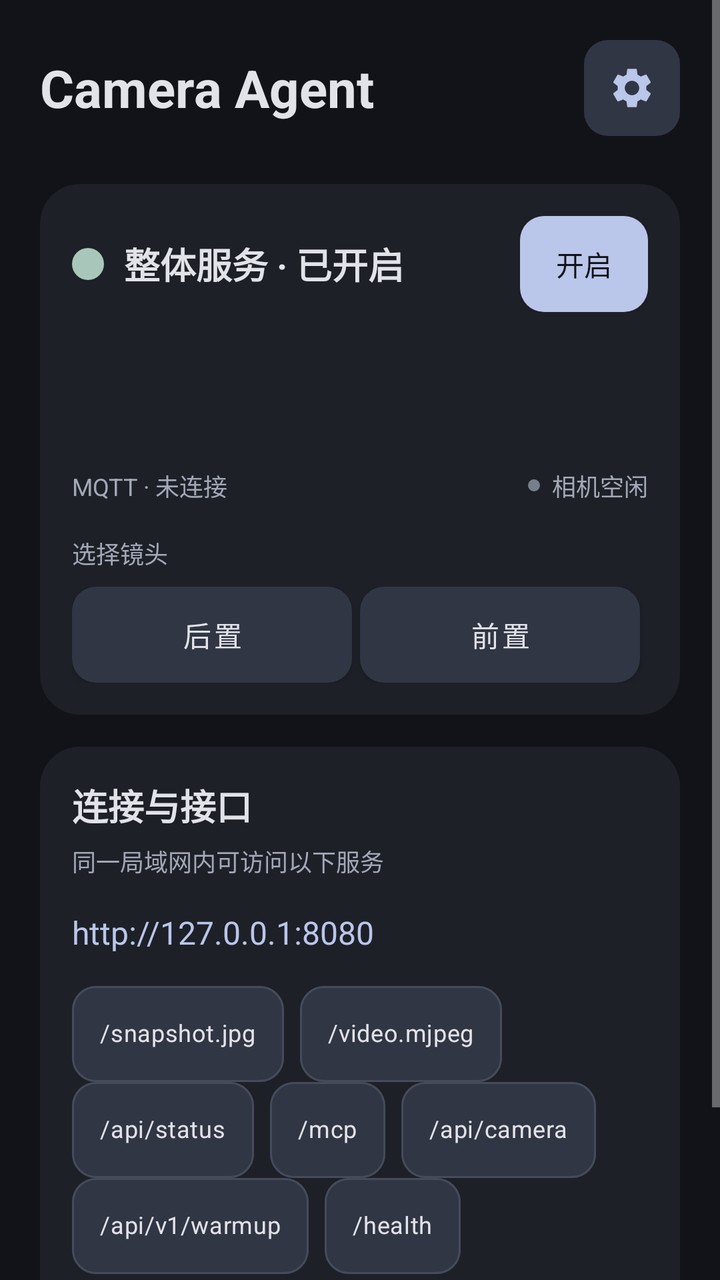
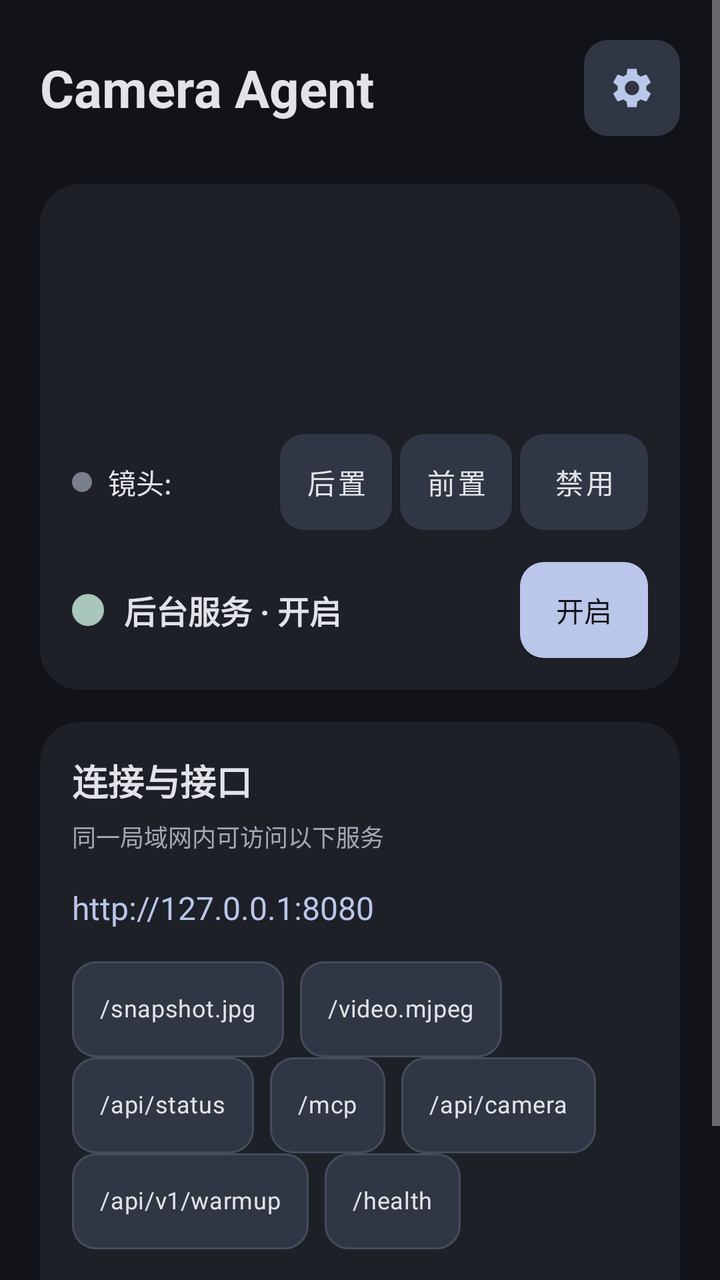

Before-and-after screenshots of an Android layout around one commit, followed by the original layout XML and the change that was made.
<!-- AndroidManifest.xml: application theme Theme.CameraAgent -->
<!-- res/layout/activity_main.xml -->
<?xml version="1.0" encoding="utf-8"?>
<RelativeLayout
    xmlns:android="http://schemas.android.com/apk/res/android"
    xmlns:app="http://schemas.android.com/apk/res-auto"
    android:id="@+id/rootLayout"
    android:layout_width="match_parent"
    android:layout_height="match_parent"
    android:background="@color/ui_background">
    <ScrollView
        android:layout_width="match_parent"
        android:layout_height="match_parent"
        android:fillViewport="true">
        <LinearLayout
            android:layout_width="match_parent"
            android:layout_height="wrap_content"
            android:orientation="vertical"
            android:padding="20dp"
            android:id="@+id/contentLayout">
            <LinearLayout android:layout_width="match_parent" android:layout_height="wrap_content" android:gravity="center_vertical" android:layout_marginBottom="24dp">
                <TextView android:layout_width="0dp" android:layout_weight="1" android:layout_height="wrap_content" android:text="Camera Agent" android:textSize="26sp" android:textColor="@color/ui_text" android:textStyle="bold" />
                <ImageButton android:id="@+id/btnSettingsIcon" android:layout_width="48dp" android:layout_height="48dp" android:background="@drawable/control_button" android:src="@drawable/ic_settings" android:tint="@color/ui_primary" android:padding="12dp" android:contentDescription="@string/settings_title" />
            </LinearLayout>
            <LinearLayout
                android:id="@+id/topBar"
                android:layout_width="match_parent"
                android:layout_height="wrap_content"
                android:orientation="vertical"
                android:background="@drawable/surface_card">
                <LinearLayout
                    android:layout_width="match_parent"
                    android:layout_height="wrap_content"
                    android:gravity="center_vertical">
                    <View
                        android:id="@+id/statusLed"
                        android:layout_width="16dp"
                        android:layout_height="16dp"
                        android:background="@drawable/led_green"
                        android:layout_marginRight="10dp" />
                    <TextView
                        android:layout_width="0dp"
                        android:layout_height="wrap_content"
                        android:text="整体服务 · 已开启"
                        android:textStyle="bold"
                        android:textSize="18sp"
                        android:textColor="@color/ui_text"
                        android:id="@+id/tvStatusText"
                        android:layout_weight="1"
                        android:layout_marginRight="12dp" />
                    <ToggleButton
                        android:id="@+id/tbCameraEnable"
                        android:layout_width="64dp"
                        android:layout_height="48dp"
                        android:background="@drawable/control_button"
                        android:textOn="开启"
                        android:textOff="关闭"
                        android:textSize="14sp"
                        android:textColor="@color/control_text"
                        android:checked="true"
                        android:backgroundTint="@null" />
                </LinearLayout>
                <LinearLayout android:layout_width="match_parent" android:layout_height="wrap_content" android:gravity="center_vertical" android:paddingTop="12dp">
                    <TextView android:id="@+id/tvHttpStatus" android:layout_width="0dp" android:layout_weight="1" android:layout_height="wrap_content" android:textColor="@color/ui_text" android:textSize="14sp" />
                    <TextView android:id="@+id/tvHttpConnections" android:layout_width="wrap_content" android:layout_height="wrap_content" android:textColor="@color/ui_text_secondary" android:textSize="12sp" />
                </LinearLayout>
                <LinearLayout android:layout_width="match_parent" android:layout_height="wrap_content" android:gravity="center_vertical" android:paddingTop="12dp">
                    <TextView android:id="@+id/tvMcpStatus" android:layout_width="0dp" android:layout_weight="1" android:layout_height="wrap_content" android:textColor="@color/ui_text" android:textSize="14sp" />
                    <TextView android:id="@+id/tvMcpConnections" android:layout_width="wrap_content" android:layout_height="wrap_content" android:textColor="@color/ui_text_secondary" android:textSize="12sp" />
                </LinearLayout>
                <LinearLayout
                    android:layout_width="match_parent"
                    android:layout_height="wrap_content"
                    android:gravity="center_vertical"
                    android:layout_marginTop="16dp">
                    <TextView
                        android:layout_width="0dp"
                        android:layout_height="wrap_content"
                        android:text="MQTT · 未连接"
                        android:textSize="12sp"
                        android:textColor="@color/ui_text_secondary"
                        android:id="@+id/tvMqttStatus"
                        android:layout_weight="1" />
                    <View
                        android:id="@+id/cameraHardwareLed"
                        android:layout_width="6dp"
                        android:layout_height="6dp"
                        android:background="@drawable/led_grey"
                        android:layout_marginRight="6dp" />
                    <TextView
                        android:id="@+id/tvCameraHardwareStatus"
                        android:layout_width="wrap_content"
                        android:layout_height="wrap_content"
                        android:text="相机空闲"
                        android:textColor="@color/ui_text_secondary"
                        android:textSize="12sp" />
                </LinearLayout>
                <TextView
                    android:layout_width="match_parent"
                    android:layout_height="wrap_content"
                    android:text="选择镜头"
                    android:textSize="12sp"
                    android:textColor="@color/ui_text_secondary"
                    android:layout_marginTop="16dp"
                    android:layout_marginBottom="8dp" />
                <LinearLayout
                    android:id="@+id/facingSegmentedContainer"
                    android:layout_width="match_parent"
                    android:layout_height="wrap_content"
                    android:orientation="horizontal">
                    <Button
                        android:id="@+id/btnFacingBack"
                        android:layout_width="0dp"
                        android:layout_weight="1"
                        android:layout_height="48dp"
                        android:layout_marginRight="4dp"
                        android:text="后置"
                        android:textSize="14sp"
                        android:textColor="@color/control_text"
                        android:background="@drawable/control_button"
                        app:backgroundTint="@color/ui_control" />
                    <Button
                        android:id="@+id/btnFacingFront"
                        android:layout_width="0dp"
                        android:layout_weight="1"
                        android:layout_height="48dp"
                        android:layout_marginRight="4dp"
                        android:text="前置"
                        android:textSize="14sp"
                        android:textColor="@color/control_text"
                        android:background="@drawable/control_button"
                        app:backgroundTint="@color/ui_control" />
                </LinearLayout>
            </LinearLayout>
            <LinearLayout
                android:layout_width="match_parent"
                android:layout_height="wrap_content"
                android:orientation="vertical"
                android:background="@drawable/surface_card"
                android:layout_marginTop="16dp">
                <TextView
                    android:layout_width="match_parent"
                    android:layout_height="wrap_content"
                    android:text="连接与接口"
                    android:textSize="18sp"
                    android:textColor="@color/ui_text"
                    android:textStyle="bold" />
                <TextView
                    android:layout_width="match_parent"
                    android:layout_height="wrap_content"
                    android:text="同一局域网内可访问以下服务"
                    android:textSize="12sp"
                    android:textColor="@color/ui_text_secondary"
                    android:layout_marginTop="6dp"
                    android:layout_marginBottom="16dp" />
                <TextView
                    android:layout_width="match_parent"
                    android:layout_height="wrap_content"
                    android:text="http://127.0.0.1:8080"
                    android:textSize="16sp"
                    android:textColor="@color/ui_primary"
                    android:id="@+id/tvBaseEndpoint"
                    android:textIsSelectable="true" />
                <TextView
                    android:layout_width="match_parent"
                    android:layout_height="wrap_content"
                    android:text="已启用认证"
                    android:textSize="12sp"
                    android:textColor="@color/ui_warning"
                    android:id="@+id/tvAuthBadge"
                    android:visibility="gone"
                    android:layout_marginTop="8dp" />
                <com.google.android.material.chip.ChipGroup
                    android:id="@+id/chipGroupPaths"
                    android:layout_width="match_parent"
                    android:layout_height="wrap_content"
                    android:layout_marginTop="16dp">
                    <com.google.android.material.chip.Chip
                        android:id="@+id/chipSnapshot"
                        android:layout_width="wrap_content"
                        android:layout_height="wrap_content"
                        android:text="/snapshot.jpg"
                        style="@style/Widget.CameraAgent.PathChip" />
                    <com.google.android.material.chip.Chip
                        android:id="@+id/chipStream"
                        android:layout_width="wrap_content"
                        android:layout_height="wrap_content"
                        android:text="/video.mjpeg"
                        style="@style/Widget.CameraAgent.PathChip" />
                    <com.google.android.material.chip.Chip
                        android:id="@+id/chipStatus"
                        android:layout_width="wrap_content"
                        android:layout_height="wrap_content"
                        android:text="/api/status"
                        style="@style/Widget.CameraAgent.PathChip" />
                    <com.google.android.material.chip.Chip
                        android:id="@+id/chipMcp"
                        android:layout_width="wrap_content"
                        android:layout_height="wrap_content"
                        android:text="/mcp"
                        style="@style/Widget.CameraAgent.PathChip" />
                    <com.google.android.material.chip.Chip
                        android:id="@+id/chipCameraConfig"
                        android:layout_width="wrap_content"
                        android:layout_height="wrap_content"
                        android:text="/api/camera"
                        style="@style/Widget.CameraAgent.PathChip" />
                    <com.google.android.material.chip.Chip
                        android:id="@+id/chipWarmup"
                        android:layout_width="wrap_content"
                        android:layout_height="wrap_content"
                        android:text="/api/v1/warmup"
                        style="@style/Widget.CameraAgent.PathChip" />
                    <com.google.android.material.chip.Chip
                        android:id="@+id/chipHealth"
                        android:layout_width="wrap_content"
                        android:layout_height="wrap_content"
                        android:text="/health"
                        style="@style/Widget.CameraAgent.PathChip" />
                </com.google.android.material.chip.ChipGroup>
                <TextView
                    android:layout_width="match_parent"
                    android:layout_height="wrap_content"
                    android:text="选择接口查看使用说明"
                    android:textSize="13sp"
                    android:textColor="@color/ui_text_secondary"
                    android:id="@+id/tvEndpointSummary"
                    android:textIsSelectable="true"
                    android:layout_marginTop="12dp"
                    android:lineSpacingExtra="4dp" />
            </LinearLayout>
            <TextView
                android:layout_width="match_parent"
                android:layout_height="wrap_content"
                android:text=""
                android:textSize="12sp"
                android:textColor="@color/ui_text_secondary"
                android:id="@+id/tvDeviceStatus"
                android:layout_marginTop="20dp" />
        </LinearLayout>
    </ScrollView>
</RelativeLayout>
<!-- resources referenced by this layout -->
<resources>
  <color name="ui_background">#111318</color>
  <color name="ui_control">#303643</color>
  <color name="ui_primary">#BAC6EA</color>
  <color name="ui_text">#E2E2E9</color>
  <color name="ui_text_secondary">#A3A8B7</color>
  <color name="ui_warning">#D7BE8E</color>
  <!-- drawable control_button (drawable) -->
  <selector xmlns:android="http://schemas.android.com/apk/res/android"><item android:state_selected="true"><shape><solid android:color="@color/ui_primary"/><corners android:radius="12dp"/></shape></item><item android:state_checked="true"><shape><solid android:color="@color/ui_primary"/><corners android:radius="12dp"/></shape></item><item android:state_pressed="true"><shape><solid android:color="@color/ui_pressed"/><corners android:radius="12dp"/></shape></item><item><shape><solid android:color="@color/ui_control"/><corners android:radius="12dp"/></shape></item></selector>
  <!-- drawable led_green (drawable) -->
  <shape xmlns:android="http://schemas.android.com/apk/res/android" android:shape="oval"><solid android:color="@color/ui_success"/></shape>
  <!-- drawable led_grey (drawable) -->
  <shape xmlns:android="http://schemas.android.com/apk/res/android" android:shape="oval"><solid android:color="@color/ui_inactive"/></shape>
  <!-- drawable surface_card (drawable) -->
  <shape xmlns:android="http://schemas.android.com/apk/res/android"><solid android:color="@color/ui_surface"/><corners android:radius="20dp"/><padding android:left="16dp" android:top="16dp" android:right="16dp" android:bottom="16dp"/></shape>
  <string name="settings_title">设置</string>
  <style name="Widget.CameraAgent.PathChip" parent="Widget.MaterialComponents.Chip.Action">
          <item name="chipBackgroundColor">@color/chip_bg_color</item>
          <item name="chipStrokeColor">@color/chip_stroke_color</item>
          <item name="chipStrokeWidth">1dp</item>
          <item name="chipCornerRadius">12dp</item>
          <item name="chipMinHeight">48dp</item>
          <item name="ensureMinTouchTargetSize">false</item>
          <item name="android:textColor">@color/chip_text_color</item>
          <item name="android:textSize">12sp</item>
          <item name="android:textStyle">bold</item>
          <item name="chipStartPadding">12dp</item>
          <item name="chipEndPadding">12dp</item>
          <item name="textStartPadding">2dp</item>
          <item name="textEndPadding">2dp</item>
      </style>
  <style name="Theme.CameraAgent" parent="Theme.MaterialComponents.NoActionBar">
          <item name="colorPrimary">@color/ui_primary</item>
          <item name="colorPrimaryVariant">@color/ui_primary_container</item>
          <item name="colorOnPrimary">@color/ui_background</item>
          <item name="colorSecondary">@color/ui_primary</item>
          <item name="colorSecondaryVariant">@color/ui_primary_container</item>
          <item name="colorOnSecondary">@color/ui_background</item>
          <item name="android:statusBarColor">@color/ui_background</item>
          <item name="android:navigationBarColor">@color/ui_background</item>
          <item name="android:colorAccent">@color/ui_primary</item>
          <item name="android:windowLightStatusBar">false</item>
          <item name="android:windowBackground">@color/ui_background</item>
      </style>
  <color name="ui_pressed">#40495F</color>
  <color name="ui_success">#A8C7BA</color>
  <color name="ui_inactive">#797E8C</color>
  <color name="ui_surface">#1D2027</color>
  <color name="ui_primary_container">#404D70</color>
  <!-- unchanged entries left out for length: 1 -->
</resources>

<!-- the commit's change to res/layout/activity_main.xml (unified diff, before → after) -->
@@ -20,44 +20,7 @@
                 <TextView android:layout_width="0dp" android:layout_weight="1" android:layout_height="wrap_content" android:text="Camera Agent" android:textSize="26sp" android:textColor="@color/ui_text" android:textStyle="bold" />
                 <ImageButton android:id="@+id/btnSettingsIcon" android:layout_width="48dp" android:layout_height="48dp" android:background="@drawable/control_button" android:src="@drawable/ic_settings" android:tint="@color/ui_primary" android:padding="12dp" android:contentDescription="@string/settings_title" />
             </LinearLayout>
-            <LinearLayout
-                android:id="@+id/topBar"
-                android:layout_width="match_parent"
-                android:layout_height="wrap_content"
-                android:orientation="vertical"
-                android:background="@drawable/surface_card">
-                <LinearLayout
-                    android:layout_width="match_parent"
-                    android:layout_height="wrap_content"
-                    android:gravity="center_vertical">
-                    <View
-                        android:id="@+id/statusLed"
-                        android:layout_width="16dp"
-                        android:layout_height="16dp"
-                        android:background="@drawable/led_green"
-                        android:layout_marginRight="10dp" />
-                    <TextView
-                        android:layout_width="0dp"
-                        android:layout_height="wrap_content"
-                        android:text="整体服务 · 已开启"
-                        android:textStyle="bold"
-                        android:textSize="18sp"
-                        android:textColor="@color/ui_text"
-                        android:id="@+id/tvStatusText"
-                        android:layout_weight="1"
-                        android:layout_marginRight="12dp" />
-                    <ToggleButton
-                        android:id="@+id/tbCameraEnable"
-                        android:layout_width="64dp"
-                        android:layout_height="48dp"
-                        android:background="@drawable/control_button"
-                        android:textOn="开启"
-                        android:textOff="关闭"
-                        android:textSize="14sp"
-                        android:textColor="@color/control_text"
-                        android:checked="true"
-                        android:backgroundTint="@null" />
-                </LinearLayout>
+            <LinearLayout android:id="@+id/topBar" android:layout_width="match_parent" android:layout_height="wrap_content" android:orientation="vertical" android:background="@drawable/surface_card">
                 <LinearLayout android:layout_width="match_parent" android:layout_height="wrap_content" android:gravity="center_vertical" android:paddingTop="12dp">
                     <TextView android:id="@+id/tvHttpStatus" android:layout_width="0dp" android:layout_weight="1" android:layout_height="wrap_content" android:textColor="@color/ui_text" android:textSize="14sp" />
                     <TextView android:id="@+id/tvHttpConnections" android:layout_width="wrap_content" android:layout_height="wrap_content" android:textColor="@color/ui_text_secondary" android:textSize="12sp" />
@@ -66,68 +29,18 @@
                     <TextView android:id="@+id/tvMcpStatus" android:layout_width="0dp" android:layout_weight="1" android:layout_height="wrap_content" android:textColor="@color/ui_text" android:textSize="14sp" />
                     <TextView android:id="@+id/tvMcpConnections" android:layout_width="wrap_content" android:layout_height="wrap_content" android:textColor="@color/ui_text_secondary" android:textSize="12sp" />
                 </LinearLayout>
-                <LinearLayout
-                    android:layout_width="match_parent"
-                    android:layout_height="wrap_content"
-                    android:gravity="center_vertical"
-                    android:layout_marginTop="16dp">
-                    <TextView
-                        android:layout_width="0dp"
-                        android:layout_height="wrap_content"
-                        android:text="MQTT · 未连接"
-                        android:textSize="12sp"
-                        android:textColor="@color/ui_text_secondary"
-                        android:id="@+id/tvMqttStatus"
-                        android:layout_weight="1" />
-                    <View
-                        android:id="@+id/cameraHardwareLed"
-                        android:layout_width="6dp"
-                        android:layout_height="6dp"
-                        android:background="@drawable/led_grey"
-                        android:layout_marginRight="6dp" />
-                    <TextView
-                        android:id="@+id/tvCameraHardwareStatus"
-                        android:layout_width="wrap_content"
-                        android:layout_height="wrap_content"
-                        android:text="相机空闲"
-                        android:textColor="@color/ui_text_secondary"
-                        android:textSize="12sp" />
+                <TextView android:id="@+id/tvMqttStatus" android:layout_width="match_parent" android:layout_height="wrap_content" android:paddingTop="12dp" android:textColor="@color/ui_text" android:textSize="14sp" />
+                <LinearLayout android:id="@+id/facingSegmentedContainer" android:layout_width="match_parent" android:layout_height="wrap_content" android:gravity="center_vertical" android:layout_marginTop="16dp">
+                    <View android:id="@+id/cameraHardwareLed" android:layout_width="10dp" android:layout_height="10dp" android:layout_marginRight="8dp" android:background="@drawable/led_grey" />
+                    <TextView android:id="@+id/tvCameraHardwareStatus" android:layout_width="0dp" android:layout_weight="1" android:layout_height="wrap_content" android:text="镜头:" android:textColor="@color/ui_text" android:textSize="14sp" />
+                    <Button android:id="@+id/btnFacingBack" android:layout_width="56dp" android:layout_height="48dp" android:layout_marginLeft="4dp" android:padding="4dp" android:minWidth="0dp" android:text="后置" android:textSize="14sp" android:textColor="@color/control_text" android:background="@drawable/control_button" app:backgroundTint="@color/ui_control" />
+                    <Button android:id="@+id/btnFacingFront" android:layout_width="56dp" android:layout_height="48dp" android:layout_marginLeft="4dp" android:padding="4dp" android:minWidth="0dp" android:text="前置" android:textSize="14sp" android:textColor="@color/control_text" android:background="@drawable/control_button" app:backgroundTint="@color/ui_control" />
+                    <Button android:id="@+id/btnFacingDisabled" android:layout_width="64dp" android:layout_height="48dp" android:layout_marginLeft="4dp" android:padding="4dp" android:minWidth="0dp" android:text="禁用" android:textSize="14sp" android:textColor="@color/control_text" android:background="@drawable/control_button" app:backgroundTint="@color/ui_control" />
                 </LinearLayout>
-                <TextView
-                    android:layout_width="match_parent"
-                    android:layout_height="wrap_content"
-                    android:text="选择镜头"
-                    android:textSize="12sp"
-                    android:textColor="@color/ui_text_secondary"
-                    android:layout_marginTop="16dp"
-                    android:layout_marginBottom="8dp" />
-                <LinearLayout
-                    android:id="@+id/facingSegmentedContainer"
-                    android:layout_width="match_parent"
-                    android:layout_height="wrap_content"
-                    android:orientation="horizontal">
-                    <Button
-                        android:id="@+id/btnFacingBack"
-                        android:layout_width="0dp"
-                        android:layout_weight="1"
-                        android:layout_height="48dp"
-                        android:layout_marginRight="4dp"
-                        android:text="后置"
-                        android:textSize="14sp"
-                        android:textColor="@color/control_text"
-                        android:background="@drawable/control_button"
-                        app:backgroundTint="@color/ui_control" />
-                    <Button
-                        android:id="@+id/btnFacingFront"
-                        android:layout_width="0dp"
-                        android:layout_weight="1"
-                        android:layout_height="48dp"
-                        android:layout_marginRight="4dp"
-                        android:text="前置"
-                        android:textSize="14sp"
-                        android:textColor="@color/control_text"
-                        android:background="@drawable/control_button"
-                        app:backgroundTint="@color/ui_control" />
+                <LinearLayout android:layout_width="match_parent" android:layout_height="wrap_content" android:gravity="center_vertical" android:layout_marginTop="16dp">
+                    <View android:id="@+id/statusLed" android:layout_width="16dp" android:layout_height="16dp" android:layout_marginRight="10dp" android:background="@drawable/led_green" />
+                    <TextView android:id="@+id/tvStatusText" android:layout_width="0dp" android:layout_weight="1" android:layout_height="wrap_content" android:text="后台服务 · 开启" android:textColor="@color/ui_text" android:textStyle="bold" android:textSize="16sp" android:layout_marginRight="8dp" />
+                    <ToggleButton android:id="@+id/tbCameraEnable" android:layout_width="64dp" android:layout_height="48dp" android:textOn="开启" android:textOff="关闭" android:checked="true" android:background="@drawable/control_button" android:textColor="@color/control_text" />
                 </LinearLayout>
             </LinearLayout>
             <LinearLayout
